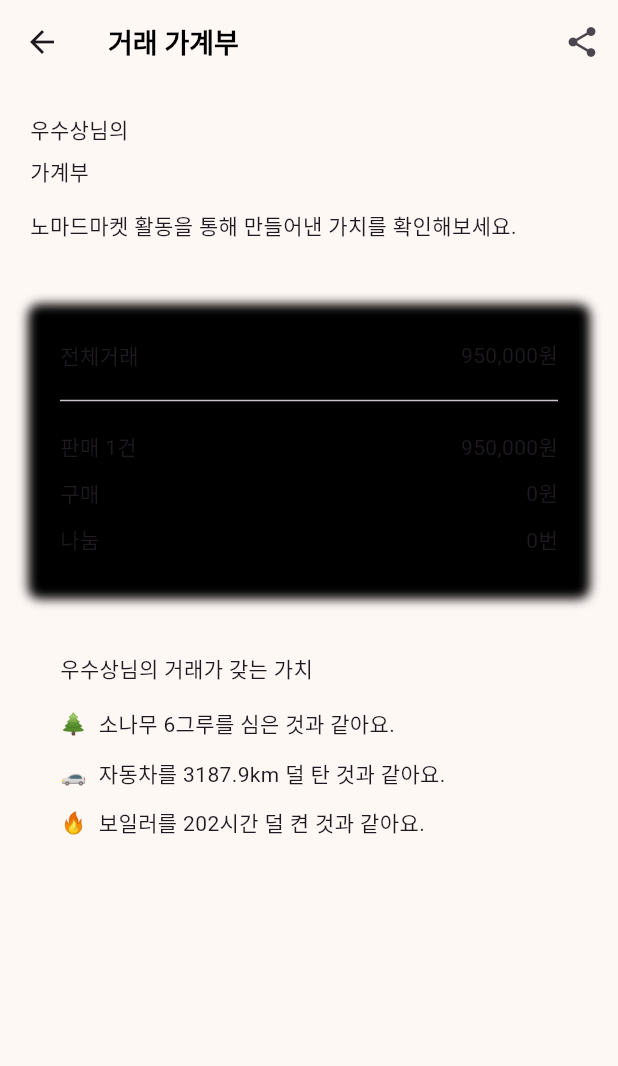
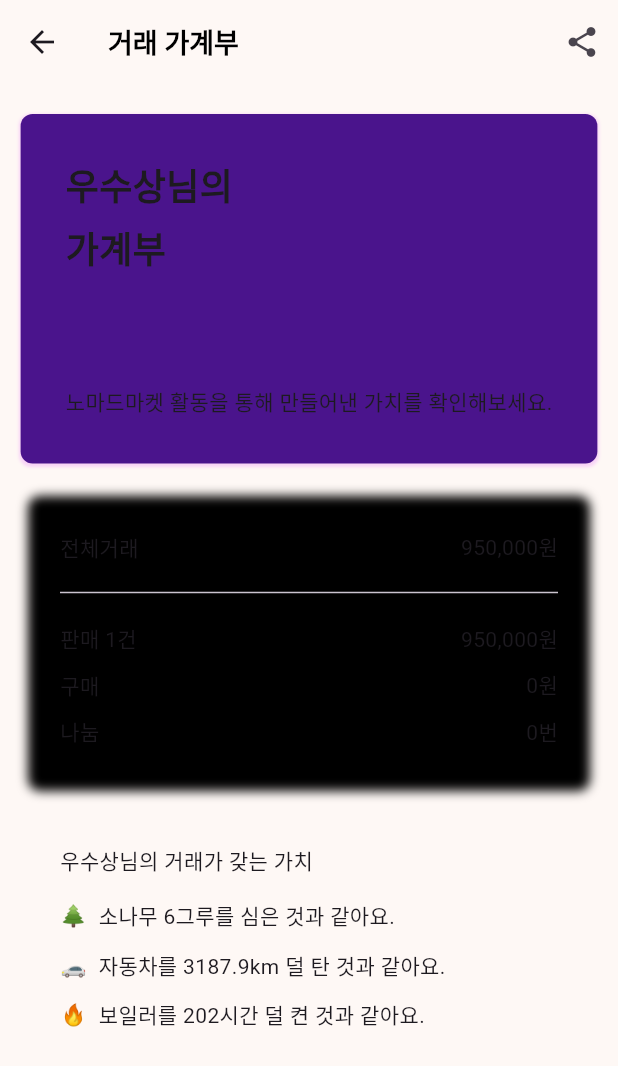
Before and after one commit to oosuhada/flutter_nomad_market_v1.1, a Flutter app: the TransactionAccountPage screen opened directly, on a phone screen of 412 x 824 dp. Shown: the top 1066 px of the screen. Run offline on Flutter 3.47's test engine with Material 3 defaults, Android fonts, the light colour scheme and no system bars; our stand-ins replace dio, flutter_riverpod, geolocator, image_picker; missing offline and left inert: stomp_dart_client; network calls fail.

Commit message:
edit dark mode theme

```diff
--- a/lib/ui/pages/home/_tab/my_tab/widgets/profile_edit.dart
+++ b/lib/ui/pages/home/_tab/my_tab/widgets/profile_edit.dart
@@ -130,8 +130,10 @@ class _ProfileEditPageState extends ConsumerState<ProfileEditPage> {
                     }
                   },
                   style: ElevatedButton.styleFrom(
-                    backgroundColor: Colors.purple.shade800,
+                    backgroundColor: Colors.purple.shade900,
                     padding: EdgeInsets.symmetric(vertical: 16),
+                    shadowColor: Colors.black.withOpacity(0.5),
+                    elevation: 8,
                   ),
                   child: Text(
                     '변경하기',
--- a/lib/ui/pages/home/_tab/my_tab/widgets/purchase_history.dart
+++ b/lib/ui/pages/home/_tab/my_tab/widgets/purchase_history.dart
@@ -1,7 +1,7 @@
 import 'package:flutter/material.dart';
 import 'package:flutter_market_app/ui/widgets/home_tab_list_view.dart';
 
-class PurchaseHistory extends StatelessWidget {
+class PurchaseHistoryPage extends StatelessWidget {
   @override
   Widget build(BuildContext context) {
     return Scaffold(
--- a/lib/ui/pages/home/_tab/my_tab/widgets/sales_history.dart
+++ b/lib/ui/pages/home/_tab/my_tab/widgets/sales_history.dart
@@ -1,7 +1,7 @@
 import 'package:flutter/material.dart';
 import 'package:flutter_market_app/ui/widgets/home_tab_list_view.dart';
 
-class SalesHistory extends StatelessWidget {
+class SalesHistoryPage extends StatelessWidget {
   @override
   Widget build(BuildContext context) {
     return Scaffold(
--- a/lib/ui/pages/home/_tab/my_tab/widgets/transaction_account.dart
+++ b/lib/ui/pages/home/_tab/my_tab/widgets/transaction_account.dart
@@ -1,4 +1,5 @@
 import 'package:flutter/material.dart';
+import 'package:flutter_market_app/ui/widgets/home_tab_list_view.dart';
 
 class TransactionAccountPage extends StatelessWidget {
   @override
@@ -21,18 +22,38 @@ class TransactionAccountPage extends StatelessWidget {
         title: Text('거래 가계부'),
       ),
       body: Column(
-        crossAxisAlignment: CrossAxisAlignment.start,
+        crossAxisAlignment: CrossAxisAlignment.center,
         children: [
+          SizedBox(height: 20),
           Container(
-            padding: const EdgeInsets.all(20),
+            decoration: BoxDecoration(
+              color: Colors.purple.shade900,
+              borderRadius: BorderRadius.circular(8),
+              boxShadow: [
+                BoxShadow(
+                  color: Colors.purpleAccent.withOpacity(0.2),
+                  spreadRadius: 1,
+                  blurRadius: 1,
+                  offset: const Offset(0, 1),
+                ),
+              ],
+            ),
+            padding: const EdgeInsets.all(30),
             child: Column(
               crossAxisAlignment: CrossAxisAlignment.start,
               children: [
-                Text('우수상님의'),
+                Text(
+                  '우수상님의',
+                  style: TextStyle(fontSize: 24, fontWeight: FontWeight.bold),
+                ),
                 const SizedBox(height: 8),
-                Text('가계부'),
-                const SizedBox(height: 16),
+                Text(
+                  '가계부',
+                  style: TextStyle(fontSize: 24, fontWeight: FontWeight.bold),
+                ),
+                const SizedBox(height: 75),
                 Text('노마드마켓 활동을 통해 만들어낸 가치를 확인해보세요.'),
+                SizedBox(height: 1),
               ],
             ),
           ),
--- a/lib/ui/pages/home/_tab/my_tab/widgets/wishlist.dart
+++ b/lib/ui/pages/home/_tab/my_tab/widgets/wishlist.dart
@@ -1,7 +1,7 @@
 import 'package:flutter/material.dart';
 import 'package:flutter_market_app/ui/widgets/home_tab_list_view.dart';
 
-class WishList extends StatelessWidget {
+class WishListPage extends StatelessWidget {
   @override
   Widget build(BuildContext context) {
     return Scaffold(
--- a/lib/ui/pages/welcome/welcome_page.dart
+++ b/lib/ui/pages/welcome/welcome_page.dart
@@ -14,8 +14,10 @@ class WelcomePage extends StatelessWidget {
               children: [
                 Spacer(),
                 Image.asset(
-                  'assets/welcome_1.png',
-                  height: 120,
+                  Theme.of(context).brightness == Brightness.dark
+                      ? 'assets/welcome_2.png'
+                      : 'assets/welcome_1.png',
+                  height: 100,
                 ),
                 SizedBox(height: 30),
                 Text(
```
Also changed, not shown: lib/main.dart (+7 -5 lines), lib/ui/pages/home/_tab/my_tab/my_tab.dart (+10 -61 lines), lib/ui/pages/home/_tab/my_tab/widgets/my_profile_box.dart (+9 -1 lines), lib/ui/pages/home/widgets/home_bottom_navigation_bar.dart (+12 -6 lines), assets/welcome_2.png (added).
